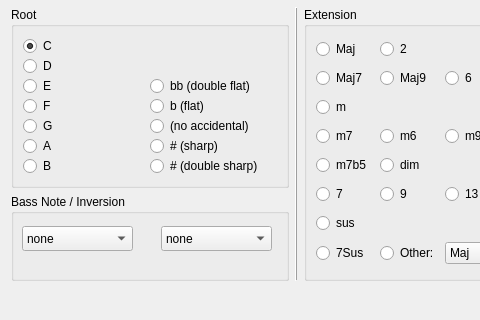
First picture: the form in mscore/mscore/chordedit.ui, repository musescore/musescore-old, before the edit; both pictures show x 0 to 480 and y 98 to 418 of the 885 by 418 pixel window.
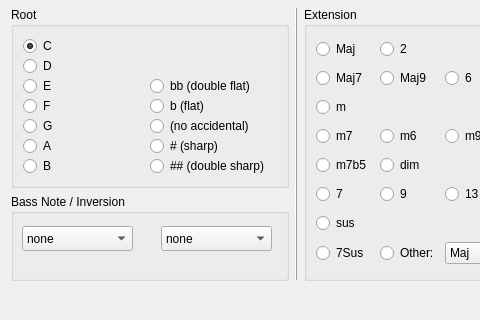
Second picture: the form after the edit.

```diff
--- a/mscore/mscore/chordedit.ui
+++ b/mscore/mscore/chordedit.ui
@@ -118,7 +118,7 @@
       <item row="6" column="1" >
        <widget class="QRadioButton" name="accDSharp" >
         <property name="text" >
-         <string># (double sharp)</string>
+         <string>## (double sharp)</string>
         </property>
        </widget>
       </item>
```
